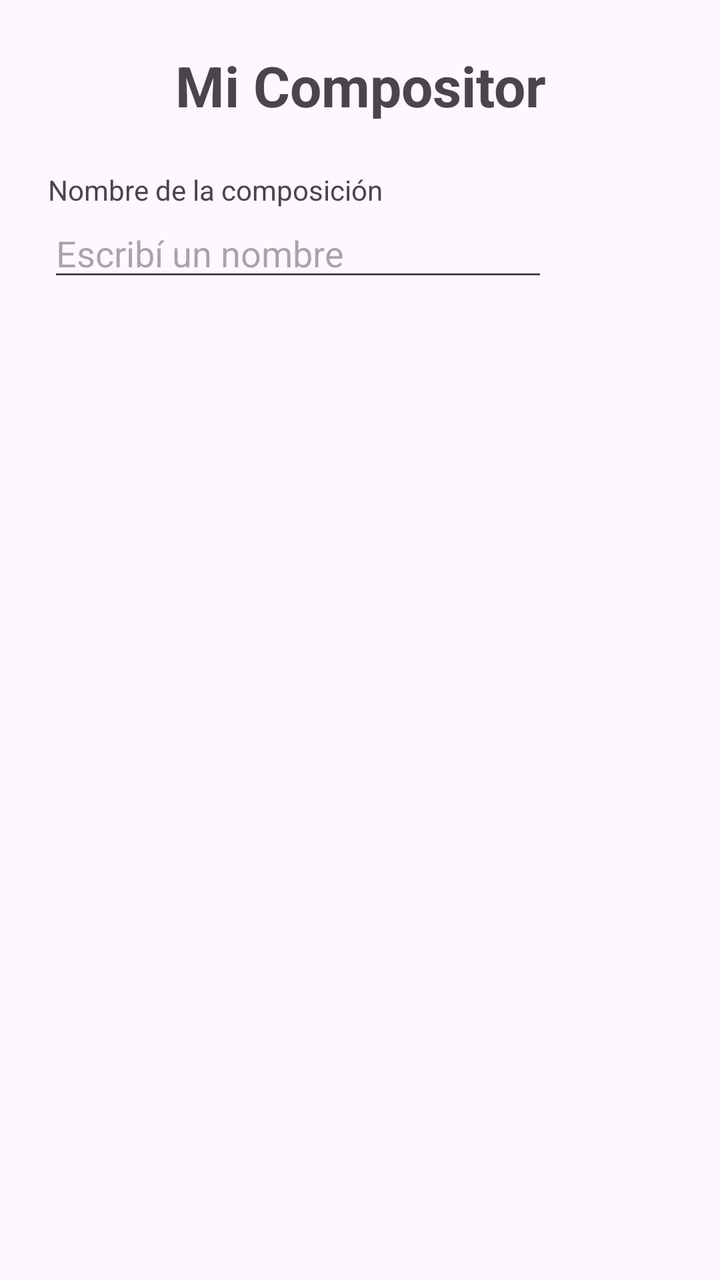
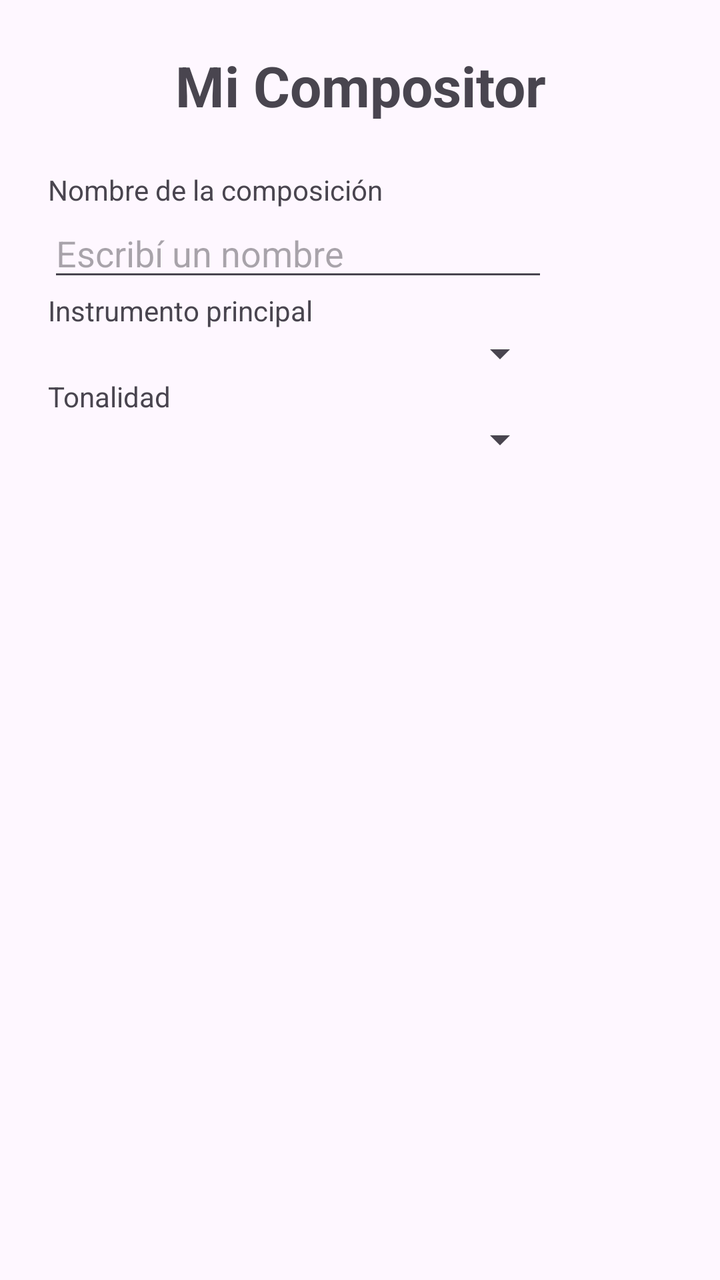

Before-and-after screenshots of an Android layout around one commit, followed by the original layout XML and the change that was made.
<!-- AndroidManifest.xml: application theme Theme.MiApp -->
<!-- res/layout/activity_main.xml -->
<?xml version="1.0" encoding="utf-8"?>
<ScrollView
    xmlns:android="http://schemas.android.com/apk/res/android"
    android:layout_width="match_parent"
    android:layout_height="match_parent">

    <LinearLayout
        android:layout_width="match_parent"
        android:layout_height="wrap_content"
        android:orientation="vertical"
        android:padding="24dp">

        <TextView
            android:layout_width="match_parent"
            android:layout_height="wrap_content"
            android:text="Mi Compositor"
            android:textSize="28sp"
            android:textStyle="bold"
            android:gravity="center"
            android:layout_marginBottom="24dp" />

        <TextView
            android:layout_width="wrap_content"
            android:layout_height="wrap_content"
            android:text="Nombre de la composición" />

        <EditText
            android:layout_width="250dp"
            android:layout_height="wrap_content"
            android:hint="Escribí un nombre" />

    </LinearLayout>

</ScrollView>
<!-- resources referenced by this layout -->
<resources>
  <style name="Theme.MiApp" parent="Base.Theme.MiApp" />
  <style name="Base.Theme.MiApp" parent="Theme.Material3.DayNight.NoActionBar">
          
          
      </style>
</resources>

<!-- the commit's change to res/layout/activity_main.xml (unified diff, before → after) -->
@@ -29,6 +29,27 @@
             android:layout_height="wrap_content"
             android:hint="Escribí un nombre" />
 
+        <TextView
+            android:layout_width="wrap_content"
+            android:layout_height="wrap_content"
+            android:text="Instrumento principal" />
+
+        <Spinner
+
+            android:layout_width="250dp"
+            android:layout_height="wrap_content"
+            android:id="@+id/spinnerInstrumento"/>
+
+        <TextView
+            android:layout_width="wrap_content"
+            android:layout_height="wrap_content"
+            android:text="Tonalidad" />
+
+        <Spinner
+            android:id="@+id/spinnerTonalidad"
+            android:layout_width="250dp"
+            android:layout_height="wrap_content" />
+
     </LinearLayout>
 
 </ScrollView>
